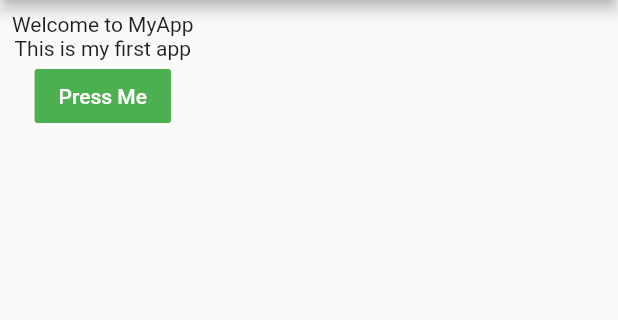
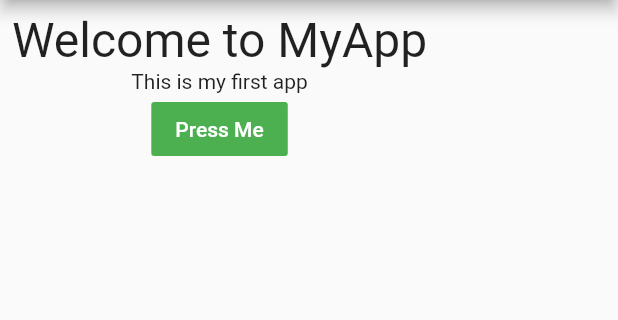
Before and after one commit to samtarmizi/flutter-day1, a Flutter app: the screen it shows after launch, on a phone screen of 412 x 824 dp, the part 84-404 px from its top. Run offline on Flutter 3.47's test engine with Material 2 defaults, Android fonts, the phone set to English and light mode, and no system bars.

Commit message:
change font size

```diff
--- a/lib/main.dart
+++ b/lib/main.dart
@@ -38,7 +38,7 @@ class _HelloWorldPageState extends State<HelloWorldPage> {
           padding: const EdgeInsets.all(8.0),
           child:Column(
             children: <Widget>[
-              Text("Welcome to MyApp"),
+              Text("Welcome to MyApp", style: TextStyle(fontSize: 32)),
               Text("This is my first app"),
               FlatButton(
                 child: Text("Press Me"),
```
